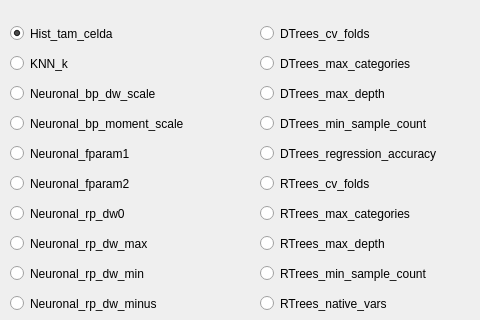
First picture: the form in src/gui/selec_param.ui, repository IgnacioSRL/OpenCV_ML_Tool, before the edit; both pictures show x 0 to 480 and y 0 to 320 of the 800 by 600 pixel window.
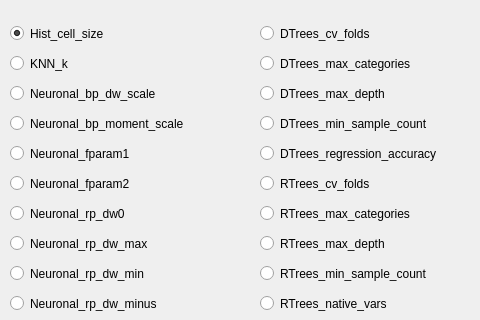
Second picture: the form after the edit.

What changed in the file:
```diff
--- a/src/gui/selec_param.ui
+++ b/src/gui/selec_param.ui
@@ -30,7 +30,7 @@
      </rect>
     </property>
     <property name="text">
-     <string>Hist_tam_celda</string>
+     <string>Hist_cell_size</string>
     </property>
     <property name="checked">
      <bool>true</bool>
```
